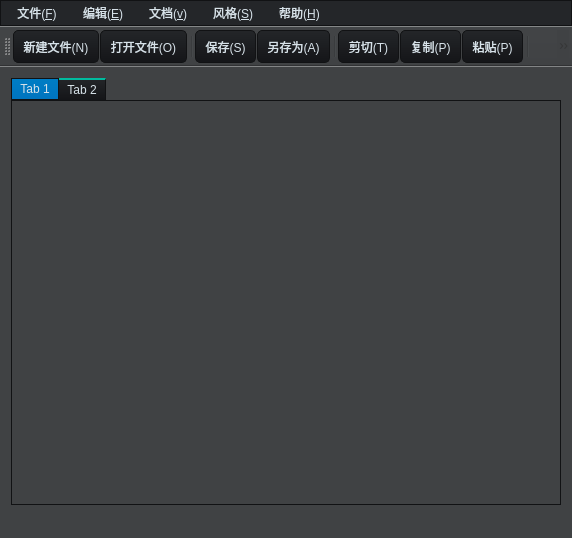
This is Shaderpad/mainwindow.ui in ZeusYang/Shaderpad--plusplus as Qt 5 draws it before an edit. The edited form follows.
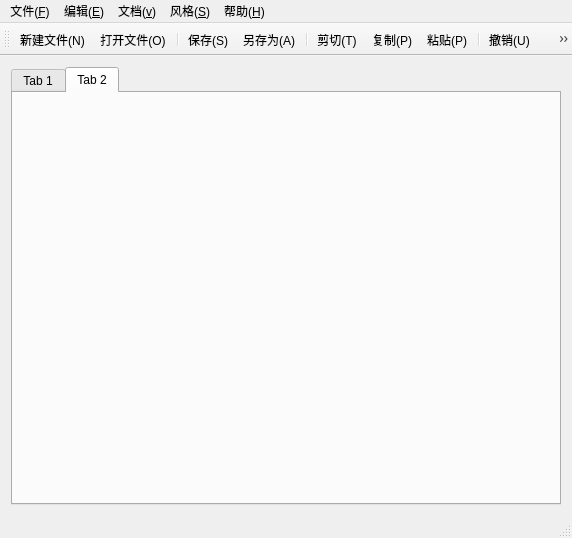
This is the edited form. Icons and pictures are not drawn.

The edit to the form file:
```diff
--- a/Shaderpad/mainwindow.ui
+++ b/Shaderpad/mainwindow.ui
@@ -14,659 +14,7 @@
    <string>MainWindow</string>
   </property>
   <property name="styleSheet">
-   <string notr="true">QPalette{background:#1F2026;}*{outline:0px;color:#D7E2E9;}
-
-QWidget[form=&quot;true&quot;],QLabel[frameShape=&quot;1&quot;]{
-border:1px solid #111214;
-border-radius:0px;
-}
-
-*{
-background-color: #404244;
-font: 11pt &quot;Andalus&quot;;
-}
-
-QMessageBox{
-background-color: #404244;
-font: 11pt &quot;Lobster&quot;;
-}
-
-QWidget[form=&quot;bottom&quot;]{
-background:#242629;
-}
-
-QWidget[form=&quot;bottom&quot;] .QFrame{
-border:1px solid #D7E2E9;
-}
-
-QWidget[form=&quot;bottom&quot;] QLabel,QWidget[form=&quot;title&quot;] QLabel{
-border-radius:0px;
-color:#D7E2E9;
-background:none;
-border-style:none;
-}
-
-QWidget[form=&quot;title&quot;],QWidget[nav=&quot;left&quot;],QWidget[nav=&quot;top&quot;] QAbstractButton{
-border-style:none;
-border-radius:0px;
-padding:5px;
-color:#D7E2E9;
-background:qlineargradient(spread:pad,x1:0,y1:0,x2:0,y2:1,stop:0 #242629,stop:1 #141518);
-}
-
-QWidget[nav=&quot;top&quot;] QAbstractButton:hover,QWidget[nav=&quot;top&quot;] QAbstractButton:pressed,QWidget[nav=&quot;top&quot;] QAbstractButton:checked{
-border-style:solid;
-border-width:0px 0px 2px 0px;
-padding:4px 4px 2px 4px;
-border-color:#00BB9E;
-background:qlineargradient(spread:pad,x1:0,y1:0,x2:0,y2:1,stop:0 #007DC4,stop:1 #0074BF);
-}
-
-QWidget[nav=&quot;left&quot;] QAbstractButton{
-border-radius:0px;
-color:#D7E2E9;
-background:none;
-border-style:none;
-}
-
-QWidget[nav=&quot;left&quot;] QAbstractButton:hover{
-color:#FFFFFF;
-background-color:#00BB9E;
-}
-
-QWidget[nav=&quot;left&quot;] QAbstractButton:checked,QWidget[nav=&quot;left&quot;] QAbstractButton:pressed{
-color:#D7E2E9;
-border-style:solid;
-border-width:0px 0px 0px 2px;
-padding:4px 4px 4px 2px;
-border-color:#00BB9E;
-background-color:#1F2026;
-}
-
-QWidget[video=&quot;true&quot;] QLabel{
-color:#D7E2E9;
-border:1px solid #111214;
-background:qlineargradient(spread:pad,x1:0,y1:0,x2:0,y2:1,stop:0 #242629,stop:1 #141518);
-}
-
-QWidget[video=&quot;true&quot;] QLabel:focus{
-border:1px solid #00BB9E;
-background:qlineargradient(spread:pad,x1:0,y1:0,x2:0,y2:1,stop:0 #007DC4,stop:1 #0074BF);
-}
-
-QLineEdit,QTextEdit,QPlainTextEdit,QSpinBox,QDoubleSpinBox,QComboBox,QDateEdit,QTimeEdit,QDateTimeEdit{
-border:1px solid #111214;
-border-radius:3px;
-padding:2px;
-background:none;
-selection-background-color:#242629;
-selection-color:#D7E2E9;
-}
-
-QLineEdit:focus,QTextEdit:focus,QPlainTextEdit:focus,QSpinBox:focus,QDoubleSpinBox:focus,QComboBox:focus,QDateEdit:focus,QTimeEdit:focus,QDateTimeEdit:focus,QLineEdit:hover,QTextEdit:hover,QPlainTextEdit:hover,QSpinBox:hover,QDoubleSpinBox:hover,QComboBox:hover,QDateEdit:hover,QTimeEdit:hover,QDateTimeEdit:hover{
-border:1px solid #111214;
-}
-
-QLineEdit[echoMode=&quot;2&quot;]{
-lineedit-password-character:9679;
-}
-
-.QFrame{
-border:1px solid #111214;
-border-radius:3px;
-}
-
-.QGroupBox{
-border:1px solid #111214;
-border-radius:5px;
-margin-top:3ex;
-}
-
-.QGroupBox::title{
-subcontrol-origin:margin;
-position:relative;
-left:10px;
-}
-
-.QPushButton,.QToolButton{
-border-style:none;
-border:1px solid #111214;
-color:#D7E2E9;
-padding:5px;
-min-height:15px;
-border-radius:5px;
-background:qlineargradient(spread:pad,x1:0,y1:0,x2:0,y2:1,stop:0 #242629,stop:1 #141518);
-}
-
-.QPushButton:hover,.QToolButton:hover{
-background:qlineargradient(spread:pad,x1:0,y1:0,x2:0,y2:1,stop:0 #007DC4,stop:1 #0074BF);
-}
-
-.QPushButton:pressed,.QToolButton:pressed{
-background:qlineargradient(spread:pad,x1:0,y1:0,x2:0,y2:1,stop:0 #242629,stop:1 #141518);
-}
-
-.QToolButton::menu-indicator{
-image:None;
-}
-
-QToolButton#btnMenu,QPushButton#btnMenu_Min,QPushButton#btnMenu_Max,QPushButton#btnMenu_Close{
-border-radius:3px;
-color:#D7E2E9;
-padding:3px;
-margin:0px;
-background:none;
-border-style:none;
-}
-
-QToolButton#btnMenu:hover,QPushButton#btnMenu_Min:hover,QPushButton#btnMenu_Max:hover{
-color:#FFFFFF;
-margin:1px 1px 2px 1px;
-background-color:rgba(51,127,209,230);
-}
-
-QPushButton#btnMenu_Close:hover{
-color:#FFFFFF;
-margin:1px 1px 2px 1px;
-background-color:rgba(238,0,0,128);
-}
-
-QRadioButton::indicator{
-width:15px;
-height:15px;
-}
-
-QRadioButton::indicator::unchecked{
-image:url(:/qss/darkblack/radiobutton_unchecked.png);
-}
-
-QRadioButton::indicator::unchecked:disabled{
-image:url(:/qss/darkblack/radiobutton_unchecked_disable.png);
-}
-
-QRadioButton::indicator::checked{
-image:url(:/qss/darkblack/radiobutton_checked.png);
-}
-
-QRadioButton::indicator::checked:disabled{
-image:url(:/qss/darkblack/radiobutton_checked_disable.png);
-}
-
-QGroupBox::indicator,QTreeWidget::indicator,QListWidget::indicator{
-padding:0px -3px 0px 3px;
-}
-
-QCheckBox::indicator,QGroupBox::indicator,QTreeWidget::indicator,QListWidget::indicator{
-width:13px;
-height:13px;
-}
-
-QCheckBox::indicator:unchecked,QGroupBox::indicator:unchecked,QTreeWidget::indicator:unchecked,QListWidget::indicator:unchecked{
-image:url(:/qss/darkblack/checkbox_unchecked.png);
-}
-
-QCheckBox::indicator:unchecked:disabled,QGroupBox::indicator:unchecked:disabled,QTreeWidget::indicator:unchecked:disabled,QListWidget::indicator:disabled{
-image:url(:/qss/darkblack/checkbox_unchecked_disable.png);
-}
-
-QCheckBox::indicator:checked,QGroupBox::indicator:checked,QTreeWidget::indicator:checked,QListWidget::indicator:checked{
-image:url(:/qss/darkblack/checkbox_checked.png);
-}
-
-QCheckBox::indicator:checked:disabled,QGroupBox::indicator:checked:disabled,QTreeWidget::indicator:checked:disabled,QListWidget::indicator:checked:disabled{
-image:url(:/qss/darkblack/checkbox_checked_disable.png);
-}
-
-QCheckBox::indicator:indeterminate,QGroupBox::indicator:indeterminate,QTreeWidget::indicator:indeterminate,QListWidget::indicator:indeterminate{
-image:url(:/qss/darkblack/checkbox_parcial.png);
-}
-
-QCheckBox::indicator:indeterminate:disabled,QGroupBox::indicator:indeterminate:disabled,QTreeWidget::indicator:indeterminate:disabled,QListWidget::indicator:indeterminate:disabled{
-image:url(:/qss/darkblack/checkbox_parcial_disable.png);
-}
-
-QTimeEdit::up-button,QDateEdit::up-button,QDateTimeEdit::up-button,QDoubleSpinBox::up-button,QSpinBox::up-button{
-image:url(:/qss/darkblack/add_top.png);
-width:10px;
-height:10px;
-padding:2px 5px 0px 0px;
-}
-
-QTimeEdit::down-button,QDateEdit::down-button,QDateTimeEdit::down-button,QDoubleSpinBox::down-button,QSpinBox::down-button{
-image:url(:/qss/darkblack/add_bottom.png);
-width:10px;
-height:10px;
-padding:0px 5px 2px 0px;
-}
-
-QTimeEdit::up-button:pressed,QDateEdit::up-button:pressed,QDateTimeEdit::up-button:pressed,QDoubleSpinBox::up-button:pressed,QSpinBox::up-button:pressed{
-top:-2px;
-}
-  
-QTimeEdit::down-button:pressed,QDateEdit::down-button:pressed,QDateTimeEdit::down-button:pressed,QDoubleSpinBox::down-button:pressed,QSpinBox::down-button:pressed,QSpinBox::down-button:pressed{
-bottom:-2px;
-}
-
-QComboBox::down-arrow,QDateEdit[calendarPopup=&quot;true&quot;]::down-arrow,QTimeEdit[calendarPopup=&quot;true&quot;]::down-arrow,QDateTimeEdit[calendarPopup=&quot;true&quot;]::down-arrow{
-image:url(:/qss/darkblack/add_bottom.png);
-width:10px;
-height:10px;
-right:2px;
-}
-
-QComboBox::drop-down,QDateEdit::drop-down,QTimeEdit::drop-down,QDateTimeEdit::drop-down{
-subcontrol-origin:padding;
-subcontrol-position:top right;
-width:15px;
-border-left-width:0px;
-border-left-style:solid;
-border-top-right-radius:3px;
-border-bottom-right-radius:3px;
-border-left-color:#111214;
-}
-
-QComboBox::drop-down:on{
-top:1px;
-}
-
-QMenuBar::item{
-color:#D7E2E9;
-background-color:#242629;
-margin:0px;
-padding:3px 10px;
-}
-
-QMenu,QMenuBar,QMenu:disabled,QMenuBar:disabled{
-color:#D7E2E9;
-background-color:#242629;
-border:1px solid #111214;
-margin:0px;
-}
-
-QMenu::item{
-padding:3px 20px;
-}
-
-QMenu::indicator{
-width:13px;
-height:13px;
-}
-
-QMenu::item:selected,QMenuBar::item:selected{
-color:#D7E2E9;
-border:0px solid #111214;
-background:#007DC4;
-}
-
-QMenu::separator{
-height:1px;
-background:#111214;
-}
-
-QProgressBar{
-min-height:10px;
-background:#242629;
-border-radius:5px;
-text-align:center;
-border:1px solid #242629;
-}
-
-QProgressBar:chunk{
-border-radius:5px;
-background-color:#111214;
-}
-
-QSlider::groove:horizontal{
-background:#242629;
-height:8px;
-border-radius:4px;
-}
-
-QSlider::add-page:horizontal{
-background:#242629;
-height:8px;
-border-radius:4px;
-}
-
-QSlider::sub-page:horizontal{
-background:#111214;
-height:8px;
-border-radius:4px;
-}
-
-QSlider::handle:horizontal{
-width:13px;
-margin-top:-3px;
-margin-bottom:-3px;
-border-radius:6px;
-background:qradialgradient(spread:pad,cx:0.5,cy:0.5,radius:0.5,fx:0.5,fy:0.5,stop:0.6 #1F2026,stop:0.8 #111214);
-}
-
-QSlider::groove:vertical{
-width:8px;
-border-radius:4px;
-background:#242629;
-}
-
-QSlider::add-page:vertical{
-width:8px;
-border-radius:4px;
-background:#242629;
-}
-
-QSlider::sub-page:vertical{
-width:8px;
-border-radius:4px;
-background:#111214;
-}
-
-QSlider::handle:vertical{
-height:14px;
-margin-left:-3px;
-margin-right:-3px;
-border-radius:6px;
-background:qradialgradient(spread:pad,cx:0.5,cy:0.5,radius:0.5,fx:0.5,fy:0.5,stop:0.6 #1F2026,stop:0.8 #111214);
-}
-
-QScrollBar:horizontal{
-background:#242629;
-padding:0px;
-border-radius:6px;
-max-height:12px;
-}
-
-QScrollBar::handle:horizontal{
-background:#0074BF;
-min-width:50px;
-border-radius:6px;
-}
-
-QScrollBar::handle:horizontal:hover{
-background:#111214;
-}
-
-QScrollBar::handle:horizontal:pressed{
-background:#111214;
-}
-
-QScrollBar::add-page:horizontal{
-background:none;
-}
-
-QScrollBar::sub-page:horizontal{
-background:none;
-}
-
-QScrollBar::add-line:horizontal{
-background:none;
-}
-
-QScrollBar::sub-line:horizontal{
-background:none;
-}
-
-QScrollBar:vertical{
-background:#242629;
-padding:0px;
-border-radius:6px;
-max-width:12px;
-}
-
-QScrollBar::handle:vertical{
-background:#0074BF;
-min-height:50px;
-border-radius:6px;
-}
-
-QScrollBar::handle:vertical:hover{
-background:#111214;
-}
-
-QScrollBar::handle:vertical:pressed{
-background:#111214;
-}
-
-QScrollBar::add-page:vertical{
-background:none;
-}
-
-QScrollBar::sub-page:vertical{
-background:none;
-}
-
-QScrollBar::add-line:vertical{
-background:none;
-}
-
-QScrollBar::sub-line:vertical{
-background:none;
-}
-
-QScrollArea{
-border:0px;
-}
-
-QTreeView,QListView,QTableView,QTabWidget::pane{
-border:1px solid #111214;
-selection-background-color:#007DC4;
-selection-color:#D7E2E9;
-alternate-background-color:#0074BF;
-gridline-color:#111214;
-}
-
-QTreeView::branch:closed:has-children{
-margin:4px;
-border-image:url(:/qss/darkblack/branch_open.png);
-}
-
-QTreeView::branch:open:has-children{
-margin:4px;
-border-image:url(:/qss/darkblack/branch_close.png);
-}
-
-QTreeView,QListView,QTableView,QSplitter::handle,QTreeView::branch{
-background:#1F2026;
-}
-
-QTableView::item:selected,QListView::item:selected,QTreeView::item:selected{
-color:#D7E2E9;
-background:qlineargradient(spread:pad,x1:0,y1:0,x2:0,y2:1,stop:0 #242629,stop:1 #141518);
-}
-
-QTableView::item:hover,QListView::item:hover,QTreeView::item:hover{
-color:#D7E2E9;
-background:qlineargradient(spread:pad,x1:0,y1:0,x2:0,y2:1,stop:0 #007DC4,stop:1 #0074BF);
-}
-
-QTableView::item,QListView::item,QTreeView::item{
-padding:1px;
-margin:0px;
-}
-
-QHeaderView::section,QTableCornerButton:section{
-padding:3px;
-margin:0px;
-color:#D7E2E9;
-border:1px solid #111214;
-border-left-width:0px;
-border-right-width:1px;
-border-top-width:0px;
-border-bottom-width:1px;
-background:qlineargradient(spread:pad,x1:0,y1:0,x2:0,y2:1,stop:0 #007DC4,stop:1 #0074BF);
-}
-
-QTabBar::tab{
-border:1px solid #111214;
-color:#D7E2E9;
-margin:0px;
-background:qlineargradient(spread:pad,x1:0,y1:0,x2:0,y2:1,stop:0 #007DC4,stop:1 #0074BF);
-}
-
-QTabBar::tab:selected,QTabBar::tab:hover{
-border-style:solid;
-border-color:#00BB9E;
-background:qlineargradient(spread:pad,x1:0,y1:0,x2:0,y2:1,stop:0 #242629,stop:1 #141518);
-}
-
-QTabBar::tab:top,QTabBar::tab:bottom{
-padding:3px 8px 3px 8px;
-}
-
-QTabBar::tab:left,QTabBar::tab:right{
-padding:8px 3px 8px 3px;
-}
-
-QTabBar::tab:top:selected,QTabBar::tab:top:hover{
-border-width:2px 0px 0px 0px;
-}
-
-QTabBar::tab:right:selected,QTabBar::tab:right:hover{
-border-width:0px 0px 0px 2px;
-}
-
-QTabBar::tab:bottom:selected,QTabBar::tab:bottom:hover{
-border-width:0px 0px 2px 0px;
-}
-
-QTabBar::tab:left:selected,QTabBar::tab:left:hover{
-border-width:0px 2px 0px 0px;
-}
-
-QTabBar::tab:first:top:selected,QTabBar::tab:first:top:hover,QTabBar::tab:first:bottom:selected,QTabBar::tab:first:bottom:hover{
-border-left-width:1px;
-border-left-color:#111214;
-}
-
-QTabBar::tab:first:left:selected,QTabBar::tab:first:left:hover,QTabBar::tab:first:right:selected,QTabBar::tab:first:right:hover{
-border-top-width:1px;
-border-top-color:#111214;
-}
-
-QTabBar::tab:last:top:selected,QTabBar::tab:last:top:hover,QTabBar::tab:last:bottom:selected,QTabBar::tab:last:bottom:hover{
-border-right-width:1px;
-border-right-color:#111214;
-}
-
-QTabBar::tab:last:left:selected,QTabBar::tab:last:left:hover,QTabBar::tab:last:right:selected,QTabBar::tab:last:right:hover{
-border-bottom-width:1px;
-border-bottom-color:#111214;
-}
-
-QStatusBar::item{
-border:0px solid #242629;
-border-radius:3px;
-}
-
-QToolBox::tab,QGroupBox#gboxDevicePanel,QGroupBox#gboxDeviceTitle,QFrame#gboxDevicePanel,QFrame#gboxDeviceTitle{
-padding:3px;
-border-radius:5px;
-color:#D7E2E9;
-background:qlineargradient(spread:pad,x1:0,y1:0,x2:0,y2:1,stop:0 #242629,stop:1 #141518);
-}
-
-QToolTip{
-border:0px solid #D7E2E9;
-padding:1px;
-color:#D7E2E9;
-background:qlineargradient(spread:pad,x1:0,y1:0,x2:0,y2:1,stop:0 #242629,stop:1 #141518);
-}
-
-QToolBox::tab:selected{
-background:qlineargradient(spread:pad,x1:0,y1:0,x2:0,y2:1,stop:0 #007DC4,stop:1 #0074BF);
-}
-
-QPrintPreviewDialog QToolButton{
-border:0px solid #D7E2E9;
-border-radius:0px;
-margin:0px;
-padding:3px;
-background:none;
-}
-
-QColorDialog QPushButton,QFileDialog QPushButton{
-min-width:80px;
-}
-
-QToolButton#qt_calendar_prevmonth{
-icon-size:0px;
-min-width:20px;
-image:url(:/qss/darkblack/calendar_prevmonth.png);
-}
-
-QToolButton#qt_calendar_nextmonth{
-icon-size:0px;
-min-width:20px;
-image:url(:/qss/darkblack/calendar_nextmonth.png);
-}
-
-QToolButton#qt_calendar_prevmonth,QToolButton#qt_calendar_nextmonth,QToolButton#qt_calendar_monthbutton,QToolButton#qt_calendar_yearbutton{
-border:0px solid #D7E2E9;
-border-radius:3px;
-margin:3px 3px 3px 3px;
-padding:3px;
-background:none;
-}
-
-QToolButton#qt_calendar_prevmonth:hover,QToolButton#qt_calendar_nextmonth:hover,QToolButton#qt_calendar_monthbutton:hover,QToolButton#qt_calendar_yearbutton:hover,QToolButton#qt_calendar_prevmonth:pressed,QToolButton#qt_calendar_nextmonth:pressed,QToolButton#qt_calendar_monthbutton:pressed,QToolButton#qt_calendar_yearbutton:pressed{
-border:1px solid #111214;
-}
-
-QCalendarWidget QSpinBox#qt_calendar_yearedit{
-margin:2px;
-}
-
-QCalendarWidget QToolButton::menu-indicator{
-image:None;
-}
-
-QCalendarWidget QTableView{
-border-width:0px;
-}
-
-QCalendarWidget QWidget#qt_calendar_navigationbar{
-border:1px solid #111214;
-border-width:1px 1px 0px 1px;
-background:qlineargradient(spread:pad,x1:0,y1:0,x2:0,y2:1,stop:0 #242629,stop:1 #141518);
-}
-
-QComboBox QAbstractItemView::item{
-min-height:20px;
-min-width:10px;
-}
-
-QTableView[model=&quot;true&quot;]::item{
-padding:0px;
-margin:0px;
-}
-
-QTableView QLineEdit,QTableView QComboBox,QTableView QSpinBox,QTableView QDoubleSpinBox,QTableView QDateEdit,QTableView QTimeEdit,QTableView QDateTimeEdit{
-border-width:0px;
-border-radius:0px;
-}
-
-QTableView QLineEdit:focus,QTableView QComboBox:focus,QTableView QSpinBox:focus,QTableView QDoubleSpinBox:focus,QTableView QDateEdit:focus,QTableView QTimeEdit:focus,QTableView QDateTimeEdit:focus{
-border-width:0px;
-border-radius:0px;
-}
-
-QLineEdit,QTextEdit,QPlainTextEdit,QSpinBox,QDoubleSpinBox,QComboBox,QDateEdit,QTimeEdit,QDateTimeEdit{
-background:#1F2026;
-}
-
-*:disabled{
-background:#1F2026;
-border-color:#242629;
-}
-
-/*TextColor:#D7E2E9*/
-/*PanelColor:#1F2026*/
-/*BorderColor:#111214*/
-/*NormalColorStart:#242629*/
-/*NormalColorEnd:#141518*/
-/*DarkColorStart:#007DC4*/
-/*DarkColorEnd:#0074BF*/
-/*HighColor:#00BB9E*/
-</string>
+   <string notr="true"/>
   </property>
   <widget class="QWidget" name="centralWidget">
    <layout class="QGridLayout" name="gridLayout">
@@ -695,7 +43,7 @@
      <x>0</x>
      <y>0</y>
      <width>572</width>
-     <height>37</height>
+     <height>25</height>
     </rect>
    </property>
    <widget class="QMenu" name="menu_F">
@@ -785,8 +133,13 @@
    <addaction name="actionRedo"/>
    <addaction name="separator"/>
    <addaction name="actionSearch"/>
+   <addaction name="actionComment"/>
   </widget>
-  <widget class="QStatusBar" name="statusBar"/>
+  <widget class="QStatusBar" name="statusBar">
+   <property name="autoFillBackground">
+    <bool>true</bool>
+   </property>
+  </widget>
   <action name="actionNew">
    <property name="icon">
     <iconset resource="resource.qrc">
@@ -958,7 +311,7 @@
      <normaloff>:/icon/comment.png</normaloff>:/icon/comment.png</iconset>
    </property>
    <property name="text">
-    <string>注释/取消注释(&amp;Z)...</string>
+    <string>代码块注释/取消注释(&amp;Z)...</string>
    </property>
    <property name="shortcut">
     <string>Ctrl+/</string>
```
Left out of the diff: 98 changed lines with no effect on the pictures.
